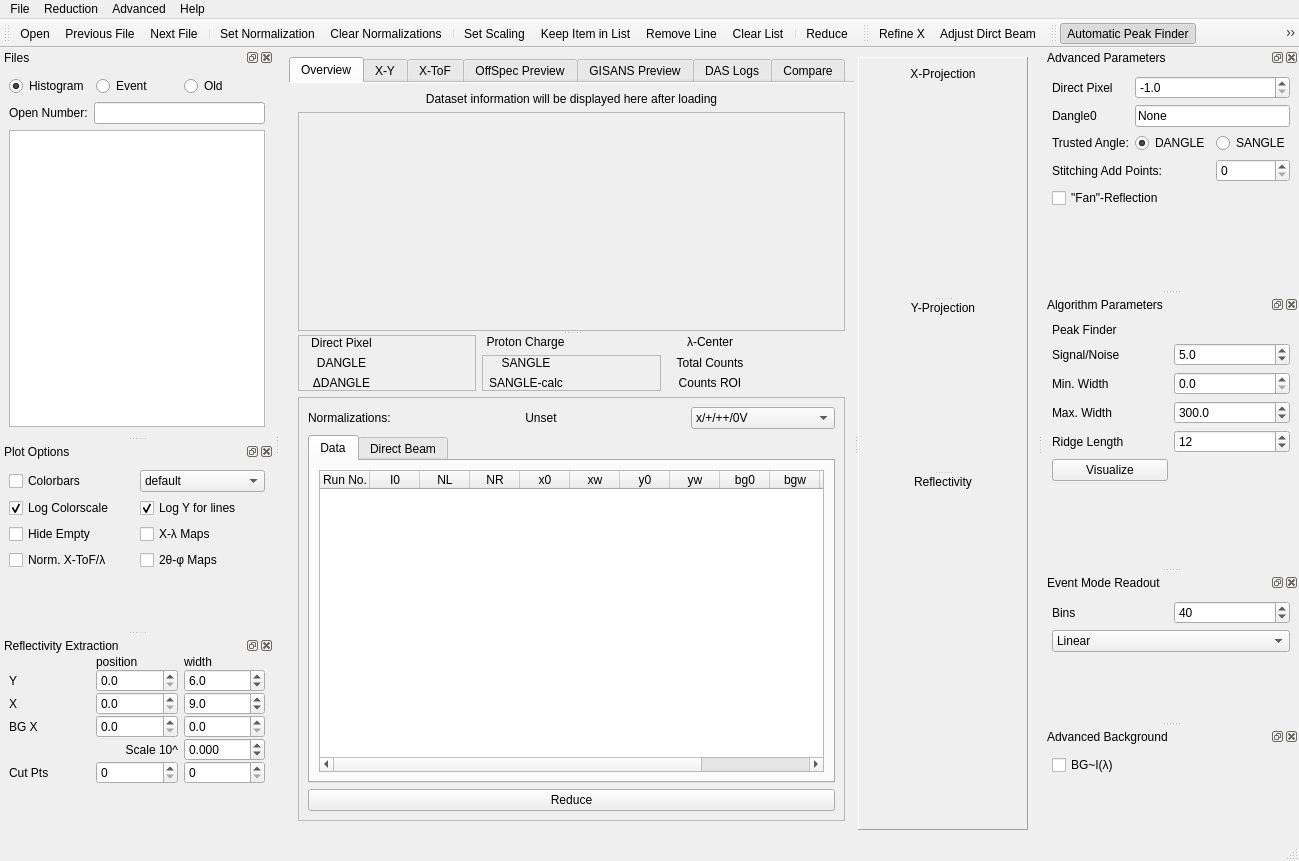
Above: designer/main_window.ui from aglavic/quicknxs before the change. Below: the same form after it.
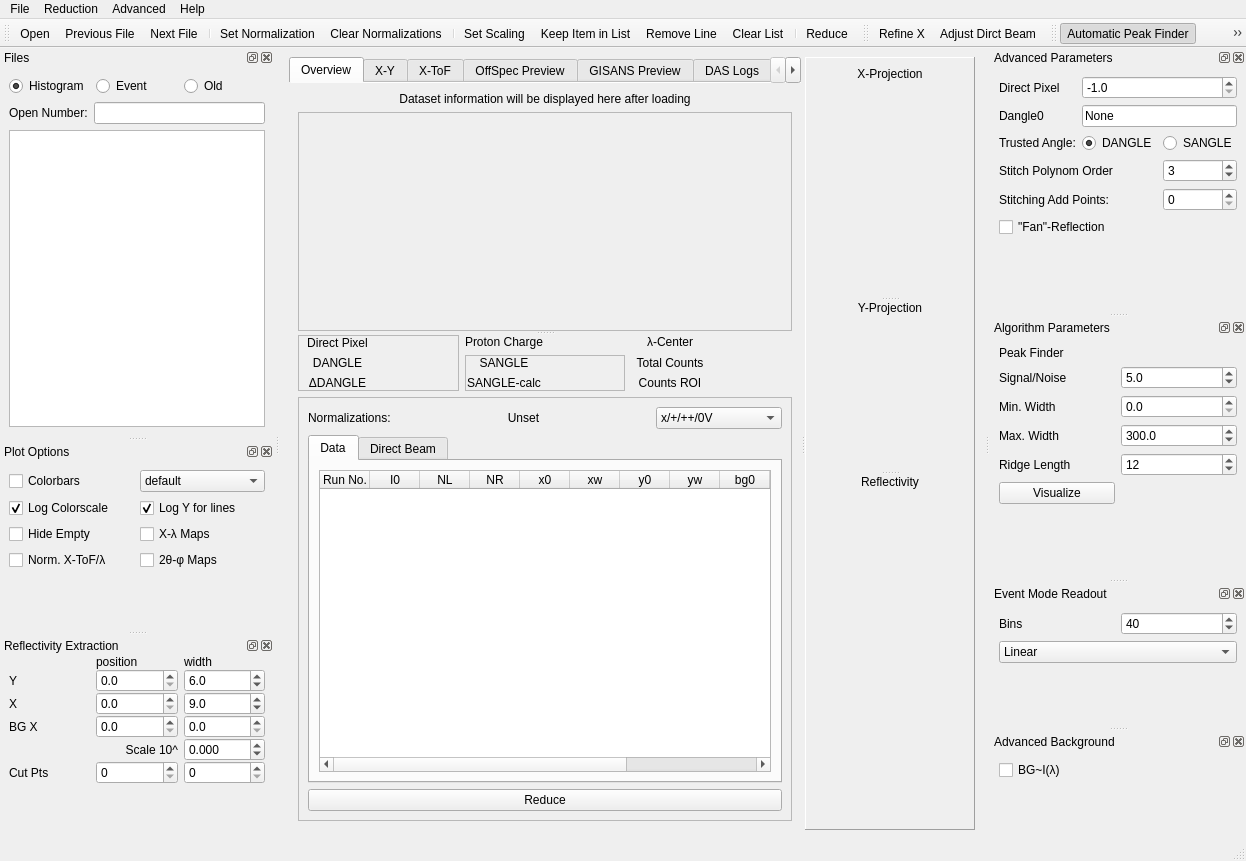
That is the form after the change. Icons and pictures are not drawn. Custom widgets are drawn as their Qt base class.

Commit message: Scaling fit polynomial order or Gaussian selectable

```diff
--- a/designer/main_window.ui
+++ b/designer/main_window.ui
@@ -6,7 +6,7 @@
    <rect>
     <x>0</x>
     <y>0</y>
-    <width>1299</width>
+    <width>1246</width>
     <height>861</height>
    </rect>
   </property>
@@ -1484,7 +1484,7 @@
     <rect>
      <x>0</x>
      <y>0</y>
-     <width>1299</width>
+     <width>1246</width>
      <height>21</height>
     </rect>
    </property>
@@ -2110,14 +2110,14 @@
        </property>
       </widget>
      </item>
-     <item row="3" column="0" colspan="2">
+     <item row="4" column="0" colspan="2">
       <widget class="QLabel" name="label_31">
        <property name="text">
         <string>Stitching Add Points:</string>
        </property>
       </widget>
      </item>
-     <item row="3" column="2">
+     <item row="4" column="2">
       <widget class="QSpinBox" name="addStitchPoints">
        <property name="toolTip">
         <string>When Stitching together two scans, add this amount of points from each scan to the overlap area for the fit.</string>
@@ -2127,7 +2127,7 @@
        </property>
       </widget>
      </item>
-     <item row="5" column="0" colspan="2">
+     <item row="6" column="0" colspan="2">
       <widget class="QCheckBox" name="fanReflectivity">
        <property name="toolTip">
         <string>&lt;html&gt;&lt;head/&gt;&lt;body&gt;&lt;p&gt;Evaluate Q for each X line of the reflectivity and combine these measurements.&lt;/p&gt;&lt;p&gt;Can be used with a large X-width of e.g. 15 for samples scattering to a large 2θ area.&lt;/p&gt;&lt;/body&gt;&lt;/html&gt;</string>
@@ -2160,7 +2160,7 @@
        </property>
       </widget>
      </item>
-     <item row="6" column="0">
+     <item row="7" column="0">
       <spacer name="verticalSpacer_2">
        <property name="orientation">
         <enum>Qt::Vertical</enum>
@@ -2173,6 +2173,23 @@
        </property>
       </spacer>
      </item>
+     <item row="3" column="0" colspan="2">
+      <widget class="QLabel" name="label_36">
+       <property name="text">
+        <string>Stitch Polynom Order</string>
+       </property>
+      </widget>
+     </item>
+     <item row="3" column="2">
+      <widget class="QSpinBox" name="polynomOrder">
+       <property name="maximum">
+        <number>10</number>
+       </property>
+       <property name="value">
+        <number>3</number>
+       </property>
+      </widget>
+     </item>
     </layout>
    </widget>
   </widget>
```
The commit also changes 9 other files.
